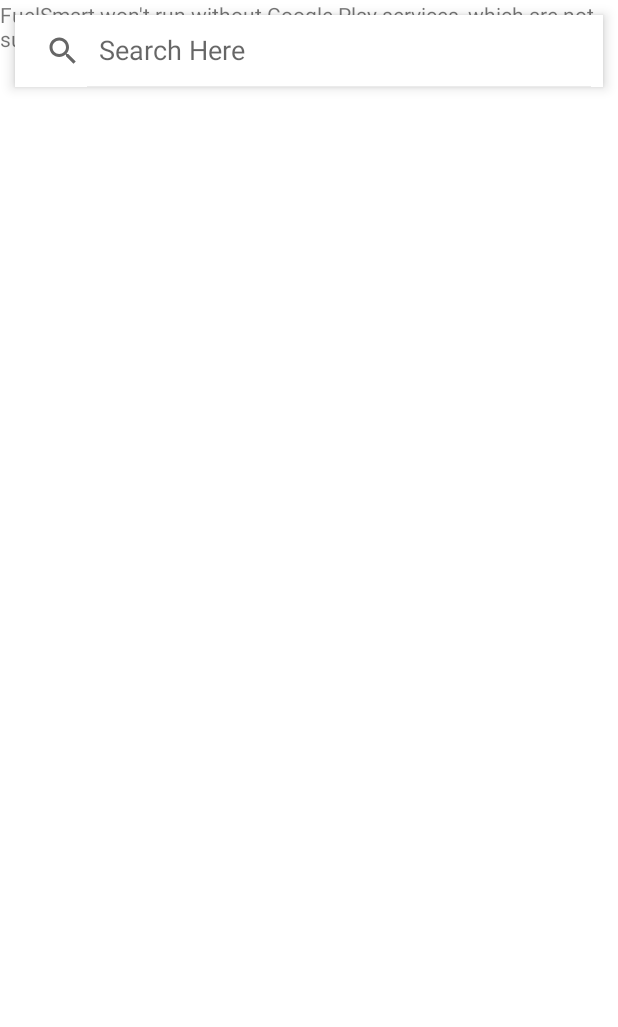
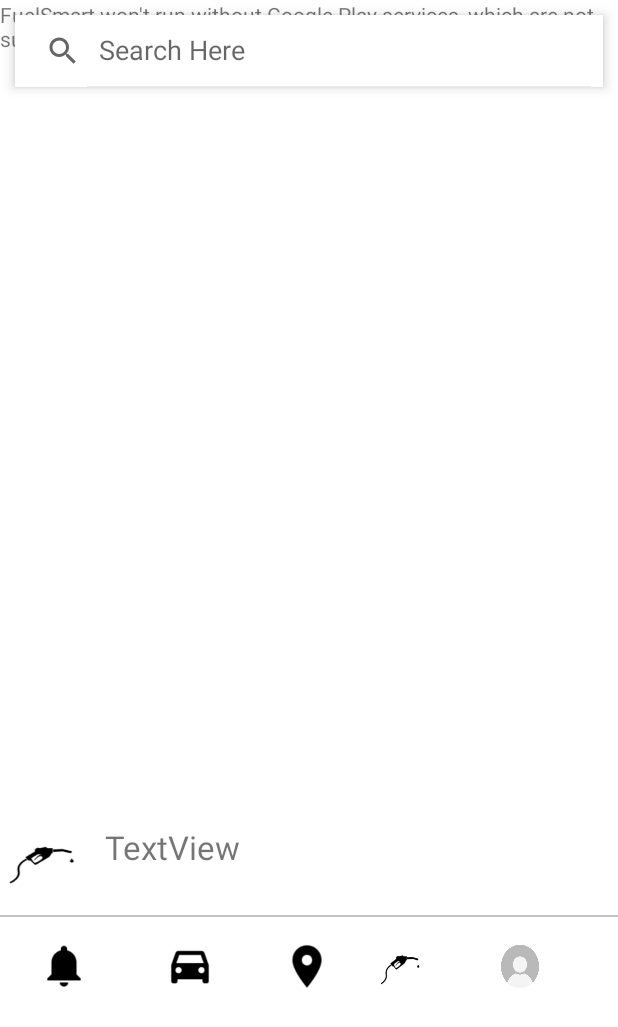
Before and after one commit to amandahaydaw/SIT705, an Android app: the MapsActivity screen opened directly, with no data from a screen before it, on a phone screen of 412 x 824 dp. Shown: the top 1027 px of the screen. Run offline under Robolectric (Android 15) with nearby library versions, the phone set to English and light mode, and no system bars.

Commit message:
added task bar on map home page to include notification , vehicle ,location , pump and profile icons

```diff
--- a/app/src/main/res/layout/activity_maps.xml
+++ b/app/src/main/res/layout/activity_maps.xml
@@ -2,18 +2,18 @@
 <RelativeLayout
     xmlns:android="http://schemas.android.com/apk/res/android"
     xmlns:app="http://schemas.android.com/apk/res-auto"
+    xmlns:tools="http://schemas.android.com/tools"
     android:layout_width="match_parent"
     android:layout_height="match_parent">
 
     <!--fragment to display our maps-->
-    <fragment xmlns:tools="http://schemas.android.com/tools"
+    <androidx.fragment.app.FragmentContainerView
         android:id="@+id/map"
         android:name="com.google.android.gms.maps.SupportMapFragment"
         android:layout_width="match_parent"
         android:layout_height="match_parent"
         tools:context=".MapsActivity" />
 
-    <!--search view to search our location-->
     <androidx.appcompat.widget.SearchView
         android:id="@+id/idSearchView"
         android:layout_width="match_parent"
@@ -27,4 +27,100 @@
         app:iconifiedByDefault="false"
         app:queryHint="Search Here" />
 
+    <TextView
+        android:id="@+id/background"
+        android:layout_width="415dp"
+        android:layout_height="match_parent"
+        android:layout_marginTop="550dp"
+        android:background="#F5FFFFFF"
+        android:textSize="22sp" />
+
+    <EditText
+        android:id="@+id/line"
+        android:layout_width="415dp"
+        android:layout_height="1dp"
+        android:layout_marginTop="610dp"
+        android:background="#C4C4C4"
+        android:inputType="textMultiLine"
+        android:importantForAutofill="no"
+        tools:ignore="LabelFor" />
+
+    <ImageView
+        android:id="@+id/pump"
+        android:layout_width="55dp"
+        android:layout_height="48dp"
+        android:layout_marginTop="550dp"
+        android:contentDescription="@string/pump_image"
+        android:visibility="visible"
+        android:background="@drawable/pump"
+        app:srcCompat="@drawable/pump" />
+
+    <TextView
+        android:id="@+id/fuel_type_text"
+        android:layout_width="144dp"
+        android:layout_height="30dp"
+        android:layout_marginStart="70dp"
+        android:layout_marginTop="550dp"
+        android:text="@string/textview"
+        android:visibility="visible"
+        android:textSize="22sp" />
+
+    <ImageView
+        android:id="@+id/notification"
+        android:layout_width="33dp"
+        android:layout_height="38dp"
+        android:layout_marginStart="26dp"
+        android:layout_marginTop="625dp"
+        android:contentDescription="@string/notify"
+        android:background="@drawable/notification"
+        android:visibility="visible"
+        app:srcCompat="@drawable/notification" />
+
+    <ImageView
+        android:id="@+id/vehicle"
+        android:layout_width="33dp"
+        android:layout_height="38dp"
+        android:layout_marginStart="110dp"
+        android:layout_marginTop="625dp"
+        app:srcCompat="@drawable/vehicle"
+        android:visibility="visible"
+        android:background="@drawable/vehicle"
+        android:contentDescription="@string/vehicle" />
+
+    <ImageView
+        android:id="@+id/location"
+        android:layout_width="33dp"
+        android:layout_height="38dp"
+        android:layout_marginTop="625dp"
+        android:layout_marginStart="188dp"
+        app:srcCompat="@drawable/location"
+        android:visibility="visible"
+        android:background="@drawable/location"
+        android:contentDescription="@string/location" />
+
+    <ImageView
+        android:id="@+id/fuel_pump"
+        android:layout_width="33dp"
+        android:layout_height="38dp"
+        android:layout_marginTop="625dp"
+        android:layout_marginStart="250dp"
+        app:srcCompat="@drawable/pump"
+        android:background="@drawable/pump"
+        android:visibility="visible"
+        android:contentDescription="@string/pump" />
+
+    <ImageView
+        android:id="@+id/profile"
+        android:layout_width="33dp"
+        android:layout_height="38dp"
+        android:layout_marginStart="330dp"
+        android:layout_marginTop="625dp"
+        android:background="@drawable/profile"
+        android:visibility="visible"
+        app:srcCompat="@drawable/profile"
+        android:contentDescription="@string/profile" />
+
+
+
+
 </RelativeLayout>
--- a/app/src/main/res/values/strings.xml
+++ b/app/src/main/res/values/strings.xml
@@ -11,4 +11,11 @@
     <string name="title_activity_maps">MapsActivity</string>
     <string name="title_activity_maps2">MapsActivity2</string>
     <string name="select_the_type_of_fuel">Select the type of Fuel</string>
+    <string name="pump">pump</string>
+    <string name="vehicle">vehicle</string>
+    <string name="location">location</string>
+    <string name="profile">profile</string>
+    <string name="notify">notify</string>
+    <string name="pump_image">pump_image</string>
+    <string name="textview">TextView</string>
 </resources>
```
Also changed, not shown: app/src/main/res/drawable-v24/location.png (added), app/src/main/res/drawable-v24/notification.png (added), app/src/main/res/drawable-v24/pump.png (added), app/src/main/res/drawable-v24/vehicle.png (added).
